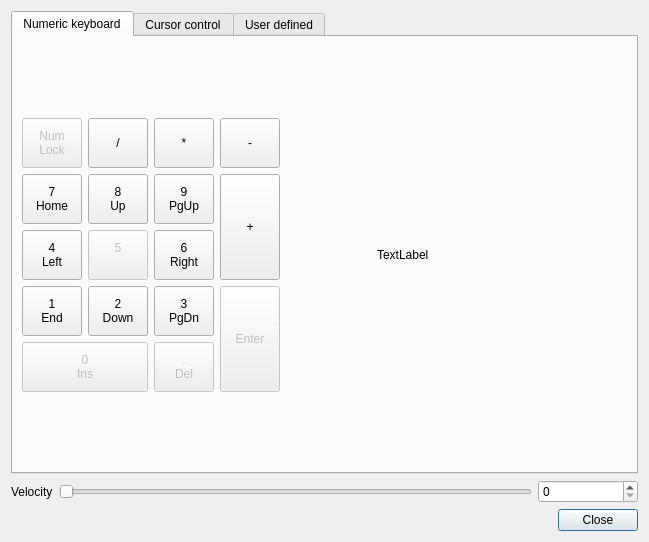
This is sources/forms/ManualControl.ui in eduard-x/cnc-qt as Qt 5 draws it before an edit. The edited form follows.
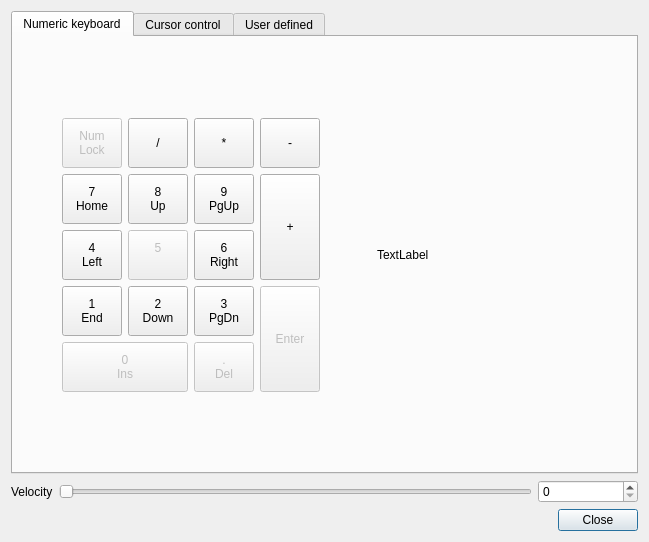
This is the edited form. The open tabs and pages were chosen to show the change.

Commit message: Manual control keys handling fixed

```diff
--- a/sources/forms/ManualControl.ui
+++ b/sources/forms/ManualControl.ui
@@ -138,7 +138,7 @@
         <layout class="QHBoxLayout" name="firstLayout">
          <item>
           <layout class="QGridLayout" name="gridLayout">
-           <item row="1" column="0">
+           <item row="1" column="1">
             <widget class="QToolButton" name="toolNumNumLock">
              <property name="enabled">
               <bool>false</bool>
@@ -158,7 +158,20 @@
              </property>
             </widget>
            </item>
-           <item row="1" column="1">
+           <item row="0" column="1" colspan="4">
+            <spacer name="verticalSpacer_2">
+             <property name="orientation">
+              <enum>Qt::Vertical</enum>
+             </property>
+             <property name="sizeHint" stdset="0">
+              <size>
+               <width>20</width>
+               <height>40</height>
+              </size>
+             </property>
+            </spacer>
+           </item>
+           <item row="1" column="2">
             <widget class="QToolButton" name="toolNumDiv">
              <property name="minimumSize">
               <size>
@@ -174,7 +187,7 @@
              </property>
             </widget>
            </item>
-           <item row="1" column="2">
+           <item row="1" column="3">
             <widget class="QToolButton" name="toolNumMult">
              <property name="minimumSize">
               <size>
@@ -190,7 +203,7 @@
              </property>
             </widget>
            </item>
-           <item row="1" column="3">
+           <item row="1" column="4">
             <widget class="QToolButton" name="toolNumMinus">
              <property name="minimumSize">
               <size>
@@ -206,7 +219,7 @@
              </property>
             </widget>
            </item>
-           <item row="2" column="0">
+           <item row="2" column="1">
             <widget class="QToolButton" name="toolNum7">
              <property name="minimumSize">
               <size>
@@ -223,7 +236,7 @@
              </property>
             </widget>
            </item>
-           <item row="2" column="1">
+           <item row="2" column="2">
             <widget class="QToolButton" name="toolNum8">
              <property name="minimumSize">
               <size>
@@ -240,7 +253,7 @@
              </property>
             </widget>
            </item>
-           <item row="2" column="2">
+           <item row="2" column="3">
             <widget class="QToolButton" name="toolNum9">
              <property name="minimumSize">
               <size>
@@ -257,7 +270,7 @@
              </property>
             </widget>
            </item>
-           <item row="2" column="3" rowspan="2">
+           <item row="2" column="4" rowspan="2">
             <widget class="QToolButton" name="toolNumPlus">
              <property name="sizePolicy">
               <sizepolicy hsizetype="Fixed" vsizetype="MinimumExpanding">
@@ -279,7 +292,7 @@
              </property>
             </widget>
            </item>
-           <item row="3" column="0">
+           <item row="3" column="1">
             <widget class="QToolButton" name="toolNum4">
              <property name="minimumSize">
               <size>
@@ -296,7 +309,7 @@
              </property>
             </widget>
            </item>
-           <item row="3" column="1">
+           <item row="3" column="2">
             <widget class="QToolButton" name="toolNum5">
              <property name="enabled">
               <bool>false</bool>
@@ -316,7 +329,7 @@
              </property>
             </widget>
            </item>
-           <item row="3" column="2">
+           <item row="3" column="3">
             <widget class="QToolButton" name="toolNum6">
              <property name="minimumSize">
               <size>
@@ -333,7 +346,7 @@
              </property>
             </widget>
            </item>
-           <item row="4" column="0">
+           <item row="4" column="1">
             <widget class="QToolButton" name="toolNum1">
              <property name="minimumSize">
               <size>
@@ -350,7 +363,7 @@
              </property>
             </widget>
            </item>
-           <item row="4" column="1">
+           <item row="4" column="2">
             <widget class="QToolButton" name="toolNum2">
              <property name="minimumSize">
               <size>
@@ -367,7 +380,7 @@
              </property>
             </widget>
            </item>
-           <item row="4" column="2">
+           <item row="4" column="3">
             <widget class="QToolButton" name="toolNum3">
              <property name="minimumSize">
               <size>
@@ -384,7 +397,7 @@
              </property>
             </widget>
            </item>
-           <item row="4" column="3" rowspan="2">
+           <item row="4" column="4" rowspan="2">
             <widget class="QToolButton" name="toolNumEnter">
              <property name="enabled">
               <bool>false</bool>
@@ -409,7 +422,7 @@
              </property>
             </widget>
            </item>
-           <item row="5" column="0" colspan="2">
+           <item row="5" column="1" colspan="2">
             <widget class="QToolButton" name="toolNum0">
              <property name="enabled">
               <bool>false</bool>
@@ -435,7 +448,7 @@
              </property>
             </widget>
            </item>
-           <item row="5" column="2">
+           <item row="5" column="3">
             <widget class="QToolButton" name="toolNumDel">
              <property name="enabled">
               <bool>false</bool>
@@ -455,7 +468,7 @@
              </property>
             </widget>
            </item>
-           <item row="6" column="0" colspan="4">
+           <item row="6" column="1" colspan="4">
             <spacer name="verticalSpacer_3">
              <property name="orientation">
               <enum>Qt::Vertical</enum>
@@ -468,15 +481,15 @@
              </property>
             </spacer>
            </item>
-           <item row="0" column="0" colspan="4">
-            <spacer name="verticalSpacer_2">
+           <item row="3" column="0">
+            <spacer name="horizontalSpacer_7">
              <property name="orientation">
-              <enum>Qt::Vertical</enum>
+              <enum>Qt::Horizontal</enum>
              </property>
              <property name="sizeHint" stdset="0">
               <size>
-               <width>20</width>
-               <height>40</height>
+               <width>40</width>
+               <height>20</height>
               </size>
              </property>
             </spacer>
```
Left out of the diff: 40 changed lines with no effect on the pictures. The commit also changes 2 other files.
